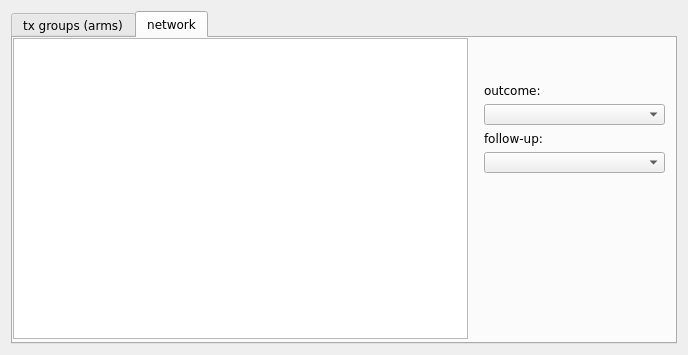
Before: the Qt Designer form edit_dialog.ui in bwallace/OpenMeta-analyst-, drawn with Qt 5.
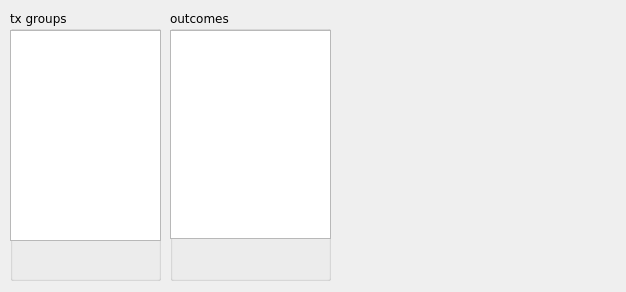
After: the same form once the commit is applied. The open tabs and pages were chosen to show the change. Icons and pictures are not drawn.

Commit message: adding form for adding new follow ups

The edit to the form file:
```diff
--- a/edit_dialog.ui
+++ b/edit_dialog.ui
@@ -5,8 +5,8 @@
    <rect>
     <x>0</x>
     <y>0</y>
-    <width>688</width>
-    <height>355</height>
+    <width>626</width>
+    <height>292</height>
    </rect>
   </property>
   <property name="font" >
@@ -17,78 +17,11 @@
   <property name="windowTitle" >
    <string>Dataset</string>
   </property>
-  <layout class="QHBoxLayout" name="horizontalLayout" >
-   <item>
-    <widget class="QTabWidget" name="editTabWidget" >
-     <property name="font" >
-      <font>
-       <family>Verdana</family>
-      </font>
-     </property>
-     <property name="currentIndex" >
-      <number>0</number>
-     </property>
-     <widget class="QWidget" name="arms_tab" >
-      <attribute name="title" >
-       <string>tx groups (arms)</string>
-      </attribute>
-      <widget class="QGroupBox" name="groupBox" >
-       <property name="geometry" >
-        <rect>
-         <x>10</x>
-         <y>20</y>
-         <width>151</width>
-         <height>271</height>
-        </rect>
-       </property>
-       <property name="title" >
-        <string>tx groups</string>
-       </property>
-       <widget class="QListView" name="group_list" >
-        <property name="geometry" >
-         <rect>
-          <x>0</x>
-          <y>20</y>
-          <width>151</width>
-          <height>211</height>
-         </rect>
-        </property>
-        <property name="alternatingRowColors" >
-         <bool>true</bool>
-        </property>
-       </widget>
-       <widget class="QToolButton" name="nav_add_btn" >
-        <property name="geometry" >
-         <rect>
-          <x>50</x>
-          <y>230</y>
-          <width>51</width>
-          <height>41</height>
-         </rect>
-        </property>
-        <property name="text" >
-         <string/>
-        </property>
-        <property name="icon" >
-         <iconset resource="images/icons.qrc" >
-          <normaloff>:/images/function_icon_set/add_48.png</normaloff>:/images/function_icon_set/add_48.png</iconset>
-        </property>
-        <property name="iconSize" >
-         <size>
-          <width>64</width>
-          <height>64</height>
-         </size>
-        </property>
-        <property name="autoRaise" >
-         <bool>true</bool>
-        </property>
-       </widget>
-      </widget>
       <widget class="QGroupBox" name="groupBox_2" >
        <property name="geometry" >
         <rect>
          <x>170</x>
-         <y>20</y>
+     <y>10</y>
          <width>161</width>
          <height>271</height>
         </rect>
@@ -136,79 +69,61 @@
         </property>
        </widget>
       </widget>
-     </widget>
-     <widget class="QWidget" name="network_tab" >
-      <attribute name="title" >
-       <string>network</string>
-      </attribute>
-      <widget class="QWidget" name="" >
+  <widget class="QGroupBox" name="groupBox" >
+   <property name="geometry" >
+    <rect>
+     <x>10</x>
+     <y>10</y>
+     <width>151</width>
+     <height>271</height>
+    </rect>
+   </property>
+   <property name="title" >
+    <string>tx groups</string>
+   </property>
+   <property name="flat" >
+    <bool>false</bool>
+   </property>
+   <widget class="QListView" name="group_list" >
        <property name="geometry" >
         <rect>
          <x>0</x>
-         <y>0</y>
-         <width>661</width>
-         <height>301</height>
-        </rect>
-       </property>
-       <layout class="QHBoxLayout" name="horizontalLayout_2" >
-        <item>
-         <widget class="QGraphicsView" name="network_viewer" />
-        </item>
-        <item>
-         <widget class="QFrame" name="frame_2" >
-          <property name="minimumSize" >
+      <y>20</y>
+      <width>151</width>
+      <height>211</height>
+     </rect>
+    </property>
+    <property name="alternatingRowColors" >
+     <bool>true</bool>
+    </property>
+   </widget>
+   <widget class="QToolButton" name="nav_add_btn" >
+    <property name="geometry" >
+     <rect>
+      <x>50</x>
+      <y>230</y>
+      <width>51</width>
+      <height>41</height>
+     </rect>
+    </property>
+    <property name="text" >
+     <string/>
+    </property>
+    <property name="icon" >
+     <iconset resource="images/icons.qrc" >
+      <normaloff>:/images/function_icon_set/add_48.png</normaloff>:/images/function_icon_set/add_48.png</iconset>
+    </property>
+    <property name="iconSize" >
            <size>
-            <width>200</width>
-            <height>0</height>
-           </size>
-          </property>
-          <property name="frameShape" >
-           <enum>QFrame::NoFrame</enum>
-          </property>
-          <property name="frameShadow" >
-           <enum>QFrame::Plain</enum>
-          </property>
-          <widget class="QWidget" name="" >
-           <property name="geometry" >
-            <rect>
-             <x>10</x>
-             <y>45</y>
-             <width>181</width>
-             <height>91</height>
-            </rect>
-           </property>
-           <layout class="QVBoxLayout" name="verticalLayout" >
-            <item>
-             <widget class="QLabel" name="label_3" >
-              <property name="text" >
-               <string>outcome:</string>
-              </property>
-             </widget>
-            </item>
-            <item>
-             <widget class="QComboBox" name="comboBox" />
-            </item>
-            <item>
-             <widget class="QLabel" name="label_4" >
-              <property name="text" >
-               <string>follow-up:</string>
-              </property>
-             </widget>
-            </item>
-            <item>
-             <widget class="QComboBox" name="comboBox_2" />
-            </item>
-           </layout>
-          </widget>
-         </widget>
-        </item>
-       </layout>
-      </widget>
-     </widget>
-    </widget>
-   </item>
-  </layout>
-  <zorder>editTabWidget</zorder>
+      <width>64</width>
+      <height>64</height>
+     </size>
+    </property>
+    <property name="autoRaise" >
+     <bool>true</bool>
+    </property>
+   </widget>
+  </widget>
  </widget>
  <resources>
   <include location="images/icons.qrc" />
```
Left out of the diff: 2 changed lines with no effect on the pictures. Lines whose indentation alone changed are shown as unchanged. The commit also changes 8 other files.
